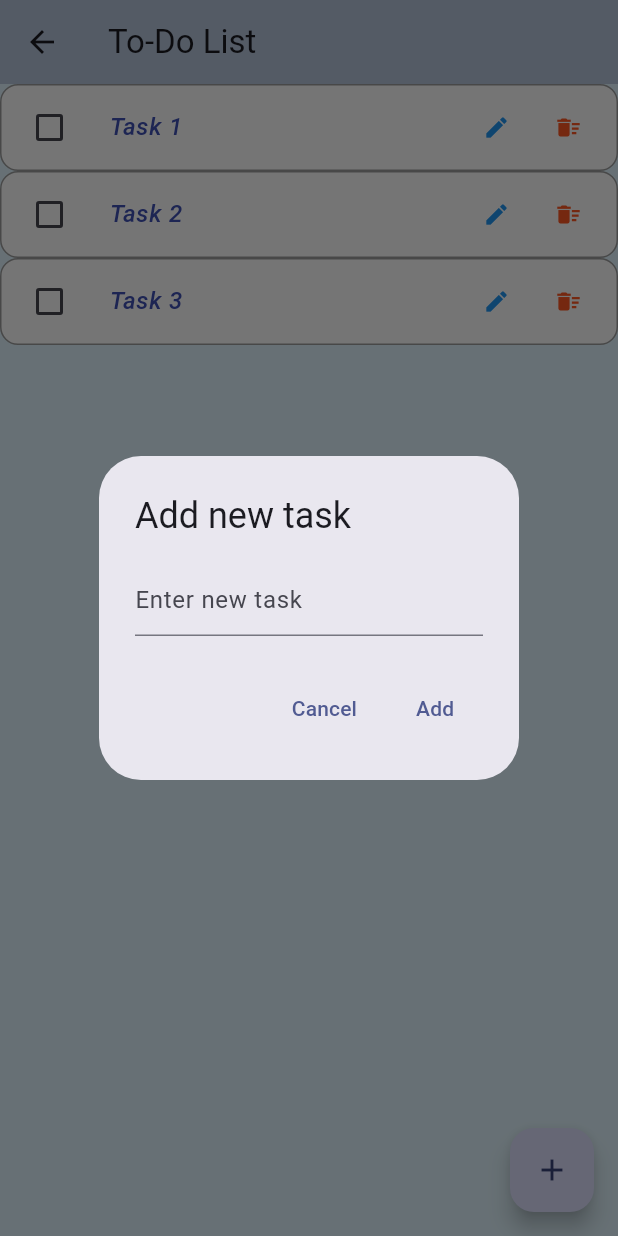
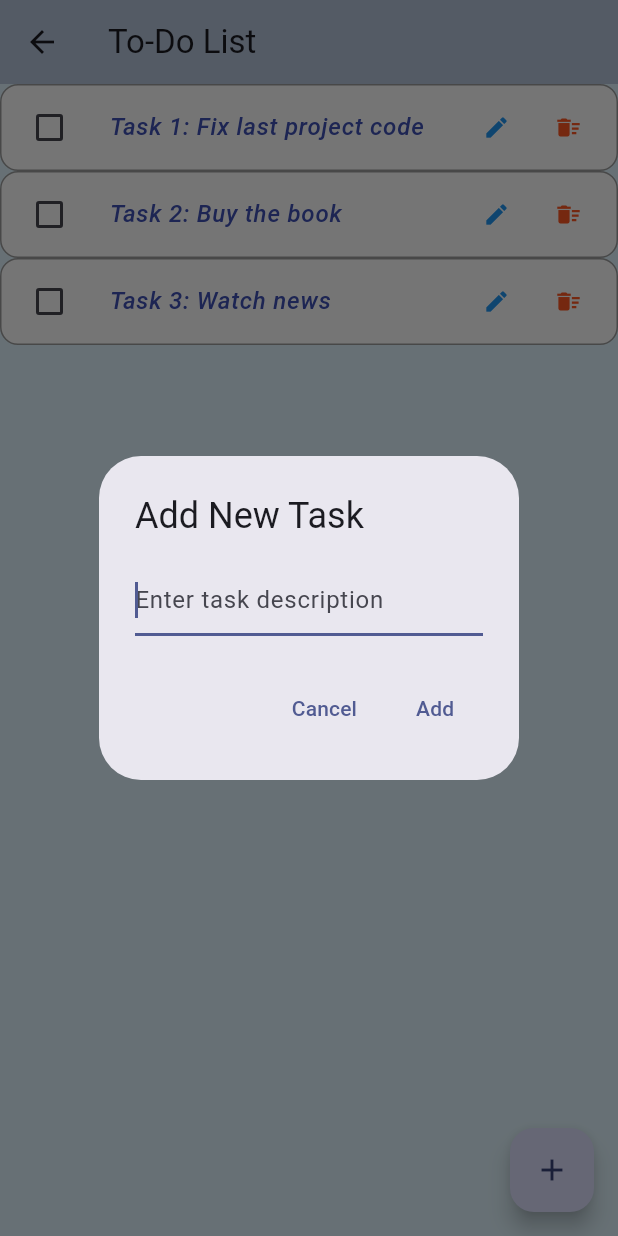
Before and after one commit to Spartakm67/flutter_home_work8, a Flutter app: the TodoScreen screen opened by its route, after a tap on the "add" icon, on a phone screen of 412 x 824 dp. Run offline on Flutter 3.47's test engine with Material 3 defaults, Android fonts, the phone set to English and light mode, and no system bars; our stand-ins replace flutter_dotenv.

Commit message:
AddItem updated

```diff
--- a/lib/screens/todo_screen.dart
+++ b/lib/screens/todo_screen.dart
@@ -10,26 +10,38 @@ class TodoScreen extends StatefulWidget {
 
 class TodoScreenState extends State<TodoScreen> {
   final GlobalKey<AnimatedListState> _listKey = GlobalKey<AnimatedListState>();
-  final List<String> _items = ['Task 1', 'Task 2', 'Task 3'];
-  // final List<String> _tasks = ['Fix last project code', 'Buy the book', 'Watch news'];
+  final List<String> _items = [
+    'Task 1: Fix last project code',
+    'Task 2: Buy the book',
+    'Task 3: Watch news',
+  ];
+
   final List<bool> _completed = [false, false, false];
   final TextEditingController _taskController = TextEditingController();
 
-  void _addItem() {
-    _taskController.clear();
 
+  void _addItem(String newTask) {
+    const index = 0;
+    setState(() {
+      _items.insert(index, newTask);
+      _completed.insert(index, false);
+    });
+    _updateItemNumbers();
+    _listKey.currentState?.insertItem(index);
+  }
+
+  void _showAddTaskDialog() {
     showDialog(
       context: context,
       builder: (BuildContext context) {
         return AlertDialog(
-          title: const Text('Add new task'),
+          title: const Text('Add New Task'),
           content: TextField(
             controller: _taskController,
-            decoration: const InputDecoration(
-              hintText: 'Enter new task',
-            ),
+            decoration: const InputDecoration(hintText: 'Enter task description'),
+            autofocus: true,
           ),
-          actions: <Widget>[
+          actions: [
             TextButton(
               onPressed: () {
                 Navigator.of(context).pop();
@@ -38,17 +50,18 @@ class TodoScreenState extends State<TodoScreen> {
             ),
             TextButton(
               onPressed: () {
-                final newTaskText = _taskController.text.trim().isEmpty
-                    ? 'Task ${_items.length + 1}'
-                    : _taskController.text.trim();
-                const index = 0;
-                setState(() {
-                  _items.insert(index, 'Task 1');
-                  _completed.insert(index, false);
-                });
-                _updateItemNumbers();
-                _listKey.currentState?.insertItem(index);
-                Navigator.of(context).pop();
+                final newTask = _taskController.text.trim();
+                if (newTask.isNotEmpty) {
+                  _addItem(newTask);
+                  _taskController.clear();
+                  Navigator.of(context).pop();
+                } else {
+                  ScaffoldMessenger.of(context).showSnackBar(
+                    const SnackBar(
+                      content: Text('Text field can not be empty!'),
+                    ),
+                  );
+                }
               },
               child: const Text('Add'),
             ),
@@ -108,7 +121,7 @@ class TodoScreenState extends State<TodoScreen> {
 
   void _updateItemNumbers() {
     for (var i = 0; i < _items.length; i++) {
-      _items[i] = 'Task ${i + 1}';
+      _items[i] = 'Task ${i + 1}: ${_items[i].split(': ').last}';
     }
   }
 
@@ -160,12 +173,7 @@ class TodoScreenState extends State<TodoScreen> {
                   icon: const Icon(Icons.edit, color: Colors.blue),
                   iconSize: 18,
                   onPressed: () {
-                    // final editFeature = EditFeature();
-                    // editFeature.editTask(
-                    //   context,
-                    //   task['id'],
-                    //   task['item'],
-                    // );
+
                   },
                 ),
                 IconButton(
@@ -200,7 +208,7 @@ class TodoScreenState extends State<TodoScreen> {
         },
       ),
       floatingActionButton: FloatingActionButton(
-        onPressed: _addItem,
+        onPressed: _showAddTaskDialog,
         child: const Icon(Icons.add),
       ),
     );
```
Also changed, not shown: lib/services/edit_task_dialog.dart (added).
